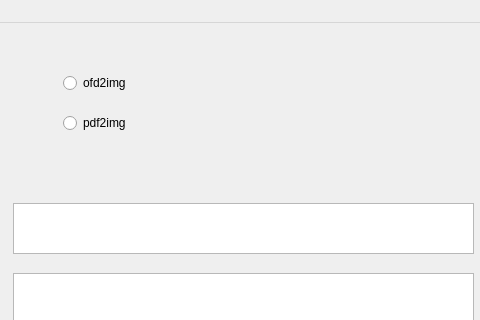
This is gui/main.ui in renoyuan/easyofd as Qt 5 draws it before an edit; both pictures show x 107 to 587 and y 0 to 320 of the 744 by 463 pixel window. The edited form follows.
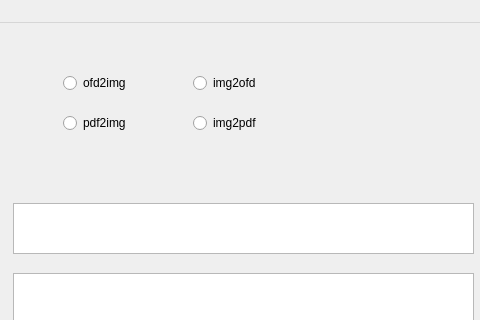
This is the edited form.

Patch:
```diff
--- a/gui/main.ui
+++ b/gui/main.ui
@@ -162,6 +162,32 @@
      <string>输出路径</string>
     </property>
    </widget>
+   <widget class="QRadioButton" name="radioButton_5">
+    <property name="geometry">
+     <rect>
+      <x>300</x>
+      <y>50</y>
+      <width>95</width>
+      <height>20</height>
+     </rect>
+    </property>
+    <property name="text">
+     <string>img2ofd</string>
+    </property>
+   </widget>
+   <widget class="QRadioButton" name="radioButton_6">
+    <property name="geometry">
+     <rect>
+      <x>300</x>
+      <y>90</y>
+      <width>95</width>
+      <height>20</height>
+     </rect>
+    </property>
+    <property name="text">
+     <string>img2pdf</string>
+    </property>
+   </widget>
   </widget>
   <widget class="QMenuBar" name="menubar">
    <property name="geometry">
```
